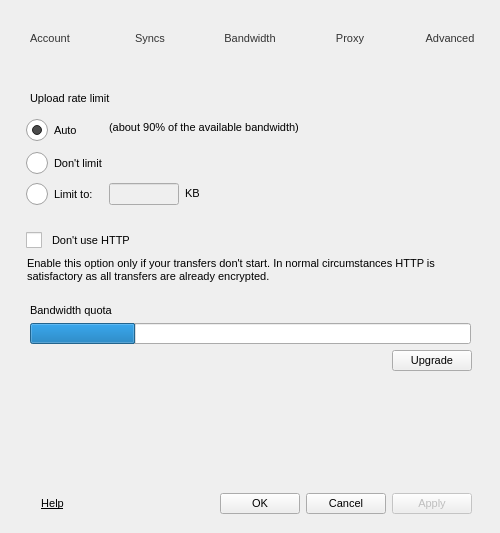
Before: the Qt Designer form src/MEGASync/gui/win/SettingsDialog.ui in meganz/MEGAsync, drawn with Qt 5.
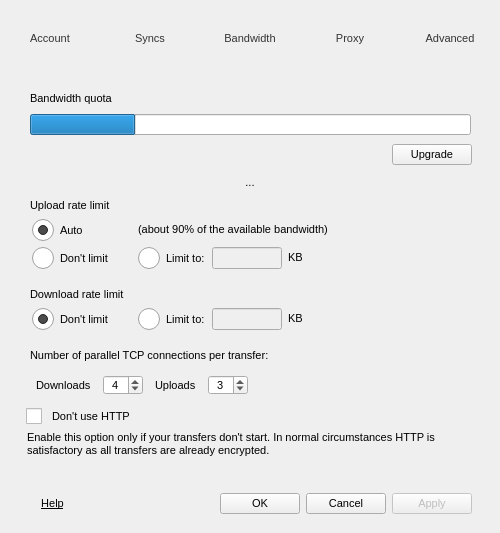
After: the same form once the commit is applied. The open tabs and pages were chosen to show the change. Icons and pictures are not drawn.

Commit message: More options for the bandwidth tab in settings

Diff of the .ui file:
```diff
--- a/src/MEGASync/gui/win/SettingsDialog.ui
+++ b/src/MEGASync/gui/win/SettingsDialog.ui
@@ -1969,10 +1969,10 @@
      <widget class="QWidget" name="pBandwidth">
       <layout class="QVBoxLayout" name="verticalLayout_10">
        <property name="spacing">
-        <number>9</number>
+        <number>7</number>
        </property>
        <property name="leftMargin">
-        <number>16</number>
+        <number>0</number>
        </property>
        <property name="topMargin">
         <number>14</number>
@@ -1981,16 +1981,171 @@
         <number>12</number>
        </property>
        <property name="bottomMargin">
-        <number>14</number>
+        <number>0</number>
        </property>
+       <item>
+        <widget class="QGroupBox" name="gBandwidthQuota">
+         <property name="title">
+          <string/>
+         </property>
+         <property name="flat">
+          <bool>true</bool>
+         </property>
+         <layout class="QVBoxLayout" name="verticalLayout">
+          <property name="spacing">
+           <number>9</number>
+          </property>
+          <property name="leftMargin">
+           <number>29</number>
+          </property>
+          <property name="topMargin">
+           <number>0</number>
+          </property>
+          <property name="rightMargin">
+           <number>11</number>
+          </property>
+          <property name="bottomMargin">
+           <number>0</number>
+          </property>
+          <item>
+           <widget class="QLabel" name="label_9">
+            <property name="focusPolicy">
+             <enum>Qt::StrongFocus</enum>
+            </property>
+            <property name="styleSheet">
+             <string notr="true"/>
+            </property>
+            <property name="text">
+             <string>Bandwidth quota</string>
+            </property>
+            <property name="margin">
+             <number>0</number>
+            </property>
+            <property name="indent">
+             <number>1</number>
+            </property>
+           </widget>
+          </item>
+          <item>
+           <widget class="QProgressBar" name="pUsedBandwidth">
+            <property name="minimumSize">
+             <size>
+              <width>300</width>
+              <height>0</height>
+             </size>
+            </property>
+            <property name="maximumSize">
+             <size>
+              <width>16777215</width>
+              <height>16777215</height>
+             </size>
+            </property>
+            <property name="focusPolicy">
+             <enum>Qt::StrongFocus</enum>
+            </property>
+            <property name="value">
+             <number>24</number>
+            </property>
+            <property name="textVisible">
+             <bool>false</bool>
+            </property>
+           </widget>
+          </item>
+          <item>
+           <layout class="QHBoxLayout" name="horizontalLayout">
+            <property name="spacing">
+             <number>6</number>
+            </property>
+            <property name="rightMargin">
+             <number>5</number>
+            </property>
+            <item>
+             <widget class="QLabel" name="lBandwidth">
+              <property name="text">
+               <string/>
+              </property>
+             </widget>
+            </item>
+            <item>
+             <spacer name="horizontalSpacer_2">
+              <property name="orientation">
+               <enum>Qt::Horizontal</enum>
+              </property>
+              <property name="sizeHint" stdset="0">
+               <size>
+                <width>40</width>
+                <height>20</height>
+               </size>
+              </property>
+             </spacer>
+            </item>
+            <item>
+             <widget class="QPushButton" name="bUpgradeBandwidth">
+              <property name="minimumSize">
+               <size>
+                <width>0</width>
+                <height>0</height>
+               </size>
+              </property>
+              <property name="focusPolicy">
+               <enum>Qt::StrongFocus</enum>
+              </property>
+              <property name="text">
+               <string>Upgrade</string>
+              </property>
+              <property name="autoDefault">
+               <bool>false</bool>
+              </property>
+             </widget>
+            </item>
+           </layout>
+          </item>
+         </layout>
+        </widget>
+       </item>
+       <item>
+        <widget class="QToolButton" name="bSeparatorBandwidth">
+         <property name="minimumSize">
+          <size>
+           <width>500</width>
+           <height>20</height>
+          </size>
+         </property>
+         <property name="maximumSize">
+          <size>
+           <width>500</width>
+           <height>20</height>
+          </size>
+         </property>
+         <property name="focusPolicy">
+          <enum>Qt::NoFocus</enum>
+         </property>
+         <property name="styleSheet">
+          <string notr="true">background: transparent;
+border: none;</string>
+         </property>
+         <property name="text">
+          <string>...</string>
+         </property>
+         <property name="icon">
+          <iconset resource="../Resources_macx.qrc">
+           <normaloff>:/images/separator line.png</normaloff>:/images/separator line.png</iconset>
+         </property>
+         <property name="iconSize">
+          <size>
+           <width>500</width>
+           <height>2</height>
+          </size>
+         </property>
+        </widget>
+       </item>
        <item>
         <widget class="QLabel" name="label_10">
          <property name="focusPolicy">
           <enum>Qt::StrongFocus</enum>
          </property>
          <property name="styleSheet">
-          <string notr="true">padding-left: 11px;
-</string>
+          <string notr="true">padding-left: 27px;</string>
          </property>
          <property name="text">
           <string>Upload rate limit</string>
@@ -2011,6 +2166,9 @@
            <height>0</height>
           </size>
          </property>
+         <property name="layoutDirection">
+          <enum>Qt::LeftToRight</enum>
+         </property>
          <property name="title">
           <string/>
          </property>
@@ -2031,19 +2189,19 @@
            <set>Qt::AlignLeading|Qt::AlignLeft|Qt::AlignTop</set>
           </property>
           <property name="horizontalSpacing">
-           <number>6</number>
+           <number>16</number>
           </property>
           <property name="verticalSpacing">
            <number>6</number>
           </property>
           <property name="leftMargin">
-           <number>10</number>
+           <number>32</number>
           </property>
           <property name="topMargin">
-           <number>3</number>
+           <number>0</number>
           </property>
           <property name="bottomMargin">
-           <number>18</number>
+           <number>12</number>
           </property>
           <item row="1" column="0">
            <widget class="QRadioButton" name="rAutoLimit">
@@ -2056,13 +2214,13 @@
             <property name="minimumSize">
              <size>
               <width>0</width>
-              <height>27</height>
+              <height>0</height>
              </size>
             </property>
             <property name="maximumSize">
              <size>
               <width>16777215</width>
-              <height>27</height>
+              <height>16777215</height>
              </size>
             </property>
             <property name="focusPolicy">
@@ -2082,7 +2240,7 @@
           <item row="1" column="1">
            <widget class="QLabel" name="lAutoLimit">
             <property name="sizePolicy">
-             <sizepolicy hsizetype="Preferred" vsizetype="Maximum">
+             <sizepolicy hsizetype="Preferred" vsizetype="Preferred">
               <horstretch>0</horstretch>
               <verstretch>0</verstretch>
              </sizepolicy>
@@ -2090,24 +2248,30 @@
             <property name="minimumSize">
              <size>
               <width>0</width>
-              <height>21</height>
+              <height>0</height>
              </size>
             </property>
             <property name="maximumSize">
              <size>
               <width>16777215</width>
-              <height>20</height>
+              <height>16777215</height>
              </size>
             </property>
             <property name="focusPolicy">
              <enum>Qt::StrongFocus</enum>
             </property>
             <property name="styleSheet">
-             <string notr="true">padding-bottom: -2px;</string>
+             <string notr="true"/>
             </property>
             <property name="text">
              <string>(about 90% of the available bandwidth)</string>
             </property>
+            <property name="alignment">
+             <set>Qt::AlignLeading|Qt::AlignLeft|Qt::AlignVCenter</set>
+            </property>
+            <property name="indent">
+             <number>-1</number>
+            </property>
            </widget>
           </item>
           <item row="2" column="0">
@@ -2120,14 +2284,14 @@
             </property>
             <property name="minimumSize">
              <size>
-              <width>0</width>
-              <height>27</height>
+              <width>90</width>
+              <height>0</height>
              </size>
             </property>
             <property name="maximumSize">
              <size>
               <width>16777215</width>
-              <height>27</height>
+              <height>16777215</height>
              </size>
             </property>
             <property name="focusPolicy">
@@ -2141,31 +2305,21 @@
             </property>
            </widget>
           </item>
-          <item row="3" column="0">
-           <widget class="QRadioButton" name="rLimit">
-            <property name="sizePolicy">
-             <sizepolicy hsizetype="Minimum" vsizetype="Preferred">
-              <horstretch>0</horstretch>
-              <verstretch>0</verstretch>
-             </sizepolicy>
-            </property>
-            <property name="focusPolicy">
-             <enum>Qt::StrongFocus</enum>
-            </property>
-            <property name="text">
-             <string>Limit to:</string>
-            </property>
-           </widget>
-          </item>
-          <item row="3" column="1">
+          <item row="2" column="1">
            <widget class="QWidget" name="wUploadLimit" native="true">
             <property name="minimumSize">
              <size>
               <width>0</width>
-              <height>21</height>
+              <height>0</height>
              </size>
             </property>
+            <property name="layoutDirection">
+             <enum>Qt::LeftToRight</enum>
+            </property>
             <layout class="QHBoxLayout" name="horizontalLayout_7">
+             <property name="spacing">
+              <number>6</number>
+             </property>
              <property name="leftMargin">
               <number>0</number>
              </property>
@@ -2179,7 +2333,23 @@
               <number>0</number>
              </property>
              <item>
-              <widget class="QLineEdit" name="eLimit">
+              <widget class="QRadioButton" name="rUploadLimit">
+               <property name="sizePolicy">
+                <sizepolicy hsizetype="Minimum" vsizetype="Preferred">
+                 <horstretch>0</horstretch>
+                 <verstretch>0</verstretch>
+                </sizepolicy>
+               </property>
+               <property name="focusPolicy">
+                <enum>Qt::StrongFocus</enum>
+               </property>
+               <property name="text">
+                <string>Limit to:</string>
+               </property>
+              </widget>
+             </item>
+             <item>
+              <widget class="QLineEdit" name="eUploadLimit">
                <property name="enabled">
                 <bool>false</bool>
                </property>
@@ -2256,10 +2426,341 @@
          </layout>
         </widget>
        </item>
+       <item>
+        <widget class="QLabel" name="lDownloadRateLimit">
+         <property name="focusPolicy">
+          <enum>Qt::StrongFocus</enum>
+         </property>
+         <property name="styleSheet">
+          <string notr="true">padding-left: 27px;
+        </string>
+         </property>
+         <property name="text">
+          <string>Download rate limit</string>
+         </property>
+        </widget>
+       </item>
+       <item>
+        <widget class="QGroupBox" name="gDownloadBandwidth">
+         <property name="sizePolicy">
+          <sizepolicy hsizetype="Preferred" vsizetype="Maximum">
+           <horstretch>0</horstretch>
+           <verstretch>0</verstretch>
+          </sizepolicy>
+         </property>
+         <property name="minimumSize">
+          <size>
+           <width>0</width>
+           <height>0</height>
+          </size>
+         </property>
+         <property name="title">
+          <string/>
+         </property>
+         <property name="flat">
+          <bool>true</bool>
+         </property>
+         <layout class="QFormLayout" name="formLayout_4">
+          <property name="fieldGrowthPolicy">
+           <enum>QFormLayout::FieldsStayAtSizeHint</enum>
+          </property>
+          <property name="rowWrapPolicy">
+           <enum>QFormLayout::DontWrapRows</enum>
+          </property>
+          <property name="labelAlignment">
+           <set>Qt::AlignLeading|Qt::AlignLeft|Qt::AlignVCenter</set>
+          </property>
+          <property name="formAlignment">
+           <set>Qt::AlignLeading|Qt::AlignLeft|Qt::AlignTop</set>
+          </property>
+          <property name="horizontalSpacing">
+           <number>16</number>
+          </property>
+          <property name="verticalSpacing">
+           <number>8</number>
+          </property>
+          <property name="leftMargin">
+           <number>32</number>
+          </property>
+          <property name="topMargin">
+           <number>0</number>
+          </property>
+          <property name="bottomMargin">
+           <number>12</number>
+          </property>
+          <item row="1" column="0">
+           <widget class="QRadioButton" name="rDownloadNoLimit">
+            <property name="sizePolicy">
+             <sizepolicy hsizetype="Minimum" vsizetype="Preferred">
+              <horstretch>0</horstretch>
+              <verstretch>0</verstretch>
+             </sizepolicy>
+            </property>
+            <property name="minimumSize">
+             <size>
+              <width>90</width>
+              <height>0</height>
+             </size>
+            </property>
+            <property name="maximumSize">
+             <size>
+              <width>16777215</width>
+              <height>16777215</height>
+             </size>
+            </property>
+            <property name="focusPolicy">
+             <enum>Qt::StrongFocus</enum>
+            </property>
+            <property name="text">
+             <string>Don't limit</string>
+            </property>
+            <property name="checked">
+             <bool>true</bool>
+            </property>
+           </widget>
+          </item>
+          <item row="1" column="1">
+           <widget class="QWidget" name="wDownloadLimit" native="true">
+            <property name="minimumSize">
+             <size>
+              <width>0</width>
+              <height>0</height>
+             </size>
+            </property>
+            <layout class="QHBoxLayout" name="horizontalLayout_23">
+             <property name="leftMargin">
+              <number>0</number>
+             </property>
+             <property name="topMargin">
+              <number>0</number>
+             </property>
+             <property name="rightMargin">
+              <number>0</number>
+             </property>
+             <property name="bottomMargin">
+              <number>0</number>
+             </property>
+             <item>
+              <widget class="QRadioButton" name="rDownloadLimit">
+               <property name="sizePolicy">
+                <sizepolicy hsizetype="Minimum" vsizetype="Preferred">
+                 <horstretch>0</horstretch>
+                 <verstretch>0</verstretch>
+                </sizepolicy>
+               </property>
+               <property name="focusPolicy">
+                <enum>Qt::TabFocus</enum>
+               </property>
+               <property name="text">
+                <string>Limit to:</string>
+               </property>
+              </widget>
+             </item>
+             <item>
+              <widget class="QLineEdit" name="eDownloadLimit">
+               <property name="enabled">
+                <bool>false</bool>
+               </property>
+               <property name="sizePolicy">
+                <sizepolicy hsizetype="Expanding" vsizetype="Preferred">
+                 <horstretch>0</horstretch>
+                 <verstretch>0</verstretch>
+                </sizepolicy>
+               </property>
+               <property name="minimumSize">
+                <size>
+                 <width>0</width>
+                 <height>0</height>
+                </size>
+               </property>
+               <property name="maximumSize">
+                <size>
+                 <width>70</width>
+                 <height>16777215</height>
+                </size>
+               </property>
+               <property name="layoutDirection">
+                <enum>Qt::LeftToRight</enum>
+               </property>
+               <property name="text">
+                <string/>
+               </property>
+               <property name="frame">
+                <bool>true</bool>
+               </property>
+               <property name="alignment">
+                <set>Qt::AlignRight|Qt::AlignTrailing|Qt::AlignVCenter</set>
+               </property>
+              </widget>
+             </item>
+             <item>
+              <widget class="QLabel" name="lDownloadLimit">
+               <property name="sizePolicy">
+                <sizepolicy hsizetype="Preferred" vsizetype="Maximum">
+                 <horstretch>0</horstretch>
+                 <verstretch>0</verstretch>
+                </sizepolicy>
+               </property>
+               <property name="minimumSize">
+                <size>
+                 <width>20</width>
+                 <height>0</height>
+                </size>
+               </property>
+               <property name="focusPolicy">
+                <enum>Qt::StrongFocus</enum>
+               </property>
+               <property name="text">
+                <string>KB</string>
+               </property>
+              </widget>
+             </item>
+             <item>
+              <spacer name="hUploadLimit_3">
+               <property name="orientation">
+                <enum>Qt::Horizontal</enum>
+               </property>
+               <property name="sizeHint" stdset="0">
+                <size>
+                 <width>40</width>
+                 <height>10</height>
+                </size>
+               </property>
+              </spacer>
+             </item>
+            </layout>
+           </widget>
+          </item>
+         </layout>
+        </widget>
+       </item>
+       <item>
+        <widget class="QLabel" name="label_2">
+         <property name="minimumSize">
+          <size>
+           <width>0</width>
+           <height>0</height>
+          </size>
+         </property>
+         <property name="text">
+          <string>Number of parallel TCP connections per transfer:</string>
+         </property>
+         <property name="margin">
+          <number>0</number>
+         </property>
+         <property name="indent">
+          <number>30</number>
+         </property>
+        </widget>
+       </item>
+       <item>
+        <widget class="QWidget" name="wTransferConnections" native="true">
+         <property name="minimumSize">
+          <size>
+           <width>0</width>
+           <height>0</height>
+          </size>
+         </property>
+         <property name="maximumSize">
+          <size>
+           <width>16777215</width>
+           <height>32</height>
+          </size>
+         </property>
+         <layout class="QHBoxLayout" name="horizontalLayout_20">
+          <property name="spacing">
+           <number>12</number>
+          </property>
+          <property name="leftMargin">
+           <number>36</number>
+          </property>
+          <property name="topMargin">
+           <number>6</number>
+          </property>
+          <property name="rightMargin">
+           <number>16</number>
+          </property>
+          <property name="bottomMargin">
+           <number>6</number>
+          </property>
+          <item>
+           <widget class="QLabel" name="lDownloadConnections">
+            <property name="text">
+             <string>Downloads</string>
+            </property>
+           </widget>
+          </item>
+          <item>
+           <widget class="QSpinBox" name="eMaxDownloadConnections">
+            <property name="minimumSize">
+             <size>
+              <width>40</width>
+              <height>0</height>
+             </size>
+            </property>
+            <property name="alignment">
+             <set>Qt::AlignCenter</set>
+            </property>
+            <property name="minimum">
+             <number>1</number>
+            </property>
+            <property name="maximum">
+             <number>6</number>
+            </property>
+            <property name="value">
+             <number>4</number>
+            </property>
+           </widget>
+          </item>
+          <item>
+           <widget class="QLabel" name="lUploadConnections">
+            <property name="text">
+             <string>Uploads</string>
+            </property>
+           </widget>
+          </item>
+          <item>
+           <widget class="QSpinBox" name="eMaxUploadConnections">
+            <property name="minimumSize">
+             <size>
+              <width>40</width>
+              <height>0</height>
+             </size>
+            </property>
+            <property name="alignment">
+             <set>Qt::AlignCenter</set>
+            </property>
+            <property name="minimum">
+             <number>1</number>
+            </property>
+            <property name="maximum">
+             <number>6</number>
+            </property>
+            <property name="value">
+             <number>3</number>
+            </property>
+           </widget>
+          </item>
+          <item>
+           <spacer name="horizontalSpacer_7">
+            <property name="orientation">
+             <enum>Qt::Horizontal</enum>
+            </property>
+            <property name="sizeHint" stdset="0">
+             <size>
+              <width>124</width>
+              <height>20</height>
+             </size>
+            </property>
+           </spacer>
+          </item>
+         </layout>
+        </widget>
+       </item>
        <item>
         <widget class="QCheckBox" name="cbUseHttps">
          <property name="styleSheet">
-          <string notr="true">padding-left : 10px;</string>
+          <string notr="true">padding-left : 26px;</string>
          </property>
          <property name="text">
           <string>Don't use HTTP</string>
@@ -2269,8 +2770,7 @@
        <item>
         <widget class="QLabel" name="label">
          <property name="styleSheet">
-          <string notr="true">padding-left: 3px;
-padding-right: 3px;</string>
+          <string notr="true">padding-right: 6px;</string>
          </property>
          <property name="text">
           <string>Enable this option only if your transfers don't start. In normal circumstances HTTP is satisfactory as all transfers are already encrypted.</string>
@@ -2278,123 +2778,9 @@
          <property name="wordWrap">
           <bool>true</bool>
          </property>
-        </widget>
-       </item>
-       <item>
-        <widget class="QGroupBox" name="gBandwidthQuota">
-         <property name="title">
-          <string/>
-         </property>
-         <property name="flat">
-          <bool>true</bool>
-         </property>
-         <layout class="QVBoxLayout" name="verticalLayout">
-          <property name="spacing">
-           <number>6</number>
-          </property>
-          <property name="leftMargin">
-           <number>13</number>
-          </property>
-          <property name="topMargin">
-           <number>12</number>
-          </property>
-          <property name="rightMargin">
-           <number>11</number>
-          </property>
-          <item>
-           <widget class="QLabel" name="label_9">
-            <property name="focusPolicy">
-             <enum>Qt::StrongFocus</enum>
-            </property>
-            <property name="styleSheet">
-             <string notr="true"/>
-            </property>
-            <property name="text">
-             <string>Bandwidth quota</string>
-            </property>
-            <property name="margin">
-             <number>0</number>
-            </property>
             <property name="indent">
-             <number>1</number>
-            </property>
-           </widget>
-          </item>
-          <item>
-           <widget class="QProgressBar" name="pUsedBandwidth">
-            <property name="minimumSize">
-             <size>
-              <width>448</width>
-              <height>0</height>
-             </size>
-            </property>
-            <property name="maximumSize">
-             <size>
-              <width>448</width>
-              <height>16777215</height>
-             </size>
-            </property>
-            <property name="focusPolicy">
-             <enum>Qt::StrongFocus</enum>
-            </property>
-            <property name="value">
-             <number>24</number>
-            </property>
-            <property name="textVisible">
-             <bool>false</bool>
-            </property>
-           </widget>
-          </item>
-          <item>
-           <layout class="QHBoxLayout" name="horizontalLayout">
-            <property name="spacing">
-             <number>6</number>
-            </property>
-            <property name="rightMargin">
-             <number>5</number>
-            </property>
-            <item>
-             <spacer name="horizontalSpacer_2">
-              <property name="orientation">
-               <enum>Qt::Horizontal</enum>
-              </property>
-              <property name="sizeHint" stdset="0">
-               <size>
-                <width>40</width>
-                <height>10</height>
-               </size>
-              </property>
-             </spacer>
-            </item>
-            <item>
-             <widget class="QLabel" name="lBandwidth">
-              <property name="text">
-               <string/>
-              </property>
-             </widget>
-            </item>
-            <item>
-             <widget class="QPushButton" name="bUpgradeBandwidth">
-              <property name="minimumSize">
-               <size>
-                <width>0</width>
-                <height>0</height>
-               </size>
-              </property>
-              <property name="focusPolicy">
-               <enum>Qt::StrongFocus</enum>
-              </property>
-              <property name="text">
-               <string>Upgrade</string>
-              </property>
-              <property name="autoDefault">
-               <bool>false</bool>
-              </property>
-             </widget>
-            </item>
-           </layout>
-          </item>
-         </layout>
+          <number>22</number>
+         </property>
         </widget>
        </item>
        <item>
```
Left out of the diff: 29 changed lines with no effect on the pictures. Lines whose indentation alone changed are shown as unchanged. The commit also changes 2 other files.
